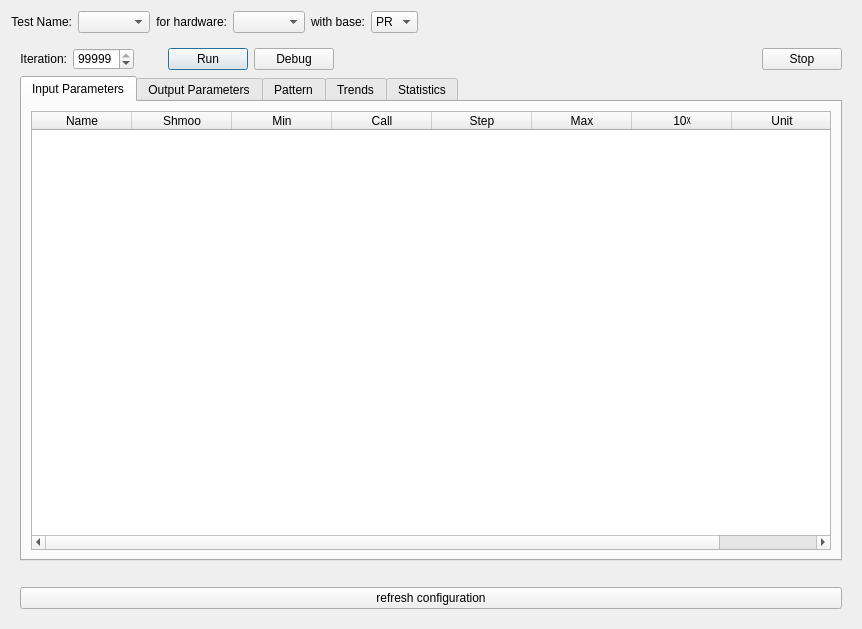
Semi-ATE/Semi-ATE, file src/ATE_spyder/ate_spyder_test_runner/widgets/main_widget.ui: the form before one commit.
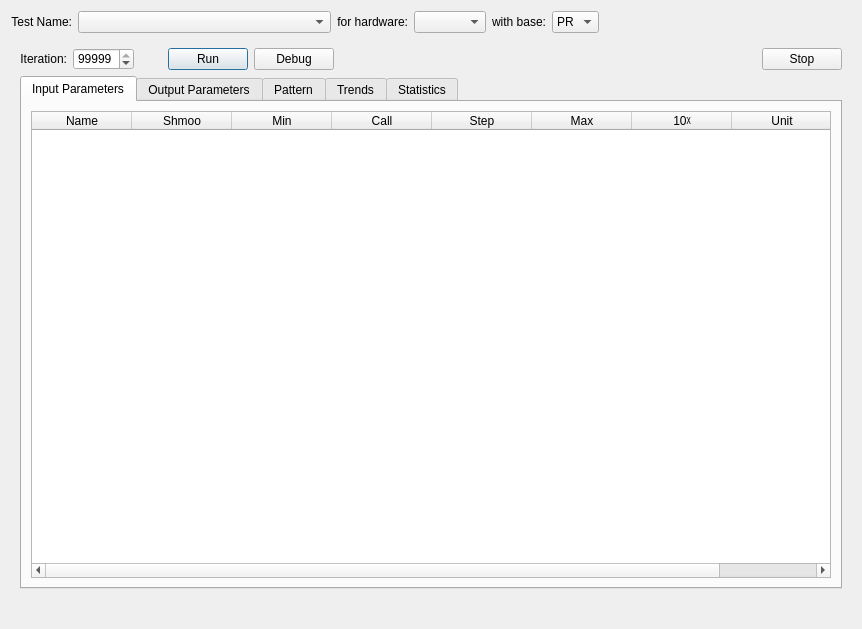
The form after the commit.

```diff
--- a/src/ATE_spyder/ate_spyder_test_runner/widgets/main_widget.ui
+++ b/src/ATE_spyder/ate_spyder_test_runner/widgets/main_widget.ui
@@ -48,6 +48,12 @@
        </item>
        <item>
         <widget class="QComboBox" name="testName">
+         <property name="sizePolicy">
+          <sizepolicy hsizetype="Expanding" vsizetype="Fixed">
+           <horstretch>0</horstretch>
+           <verstretch>0</verstretch>
+          </sizepolicy>
+         </property>
          <property name="minimumSize">
           <size>
            <width>0</width>
@@ -742,28 +748,6 @@
           </widget>
          </widget>
         </item>
-        <item row="4" column="0">
-         <widget class="QPushButton" name="refresh_button">
-          <property name="sizePolicy">
-           <sizepolicy hsizetype="Preferred" vsizetype="Fixed">
-            <horstretch>0</horstretch>
-            <verstretch>0</verstretch>
-           </sizepolicy>
-          </property>
-          <property name="minimumSize">
-           <size>
-            <width>0</width>
-            <height>0</height>
-           </size>
-          </property>
-          <property name="focusPolicy">
-           <enum>Qt::NoFocus</enum>
-          </property>
-          <property name="text">
-           <string>refresh configuration</string>
-          </property>
-         </widget>
-        </item>
        </layout>
       </widget>
      </item>
```
